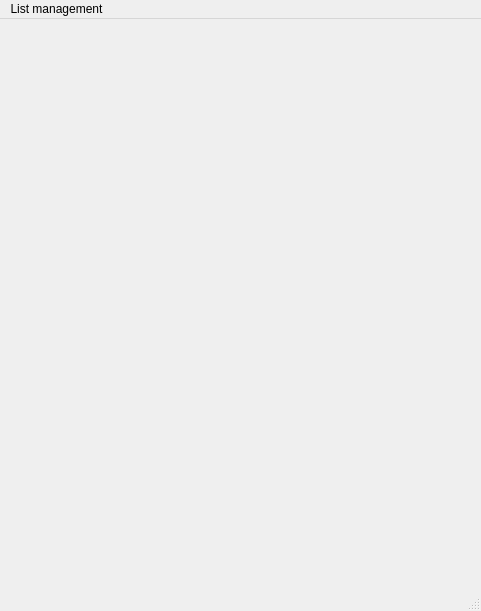
Old version of the form ui/recipeBookUI.ui in the repository briancousins/RecipeBook.
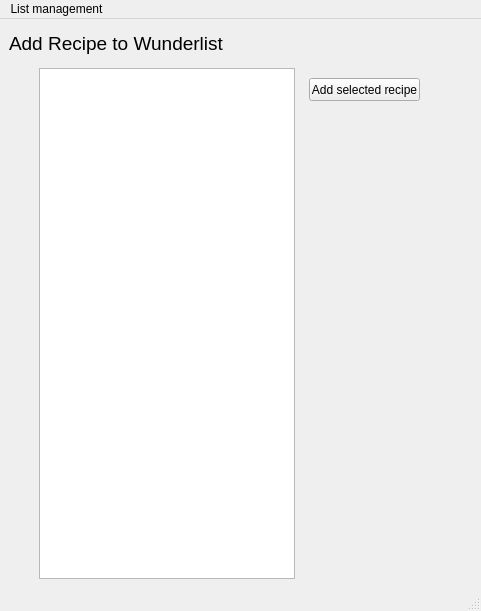
New version of the form. The open tabs and pages were chosen to show the change.

```diff
--- a/ui/recipeBookUI.ui
+++ b/ui/recipeBookUI.ui
@@ -141,7 +141,49 @@
         </property>
        </widget>
       </widget>
-      <widget class="QWidget" name="pageAddRecipe"/>
+      <widget class="QWidget" name="pageAddRecipe">
+       <widget class="QListWidget" name="QlistRecipes">
+        <property name="geometry">
+         <rect>
+          <x>30</x>
+          <y>40</y>
+          <width>256</width>
+          <height>511</height>
+         </rect>
+        </property>
+       </widget>
+       <widget class="QPushButton" name="QbuttonAddRecipe">
+        <property name="geometry">
+         <rect>
+          <x>300</x>
+          <y>50</y>
+          <width>111</width>
+          <height>23</height>
+         </rect>
+        </property>
+        <property name="text">
+         <string>Add selected recipe</string>
+        </property>
+       </widget>
+       <widget class="QLabel" name="QlabelMissing_ingredient_title_3">
+        <property name="geometry">
+         <rect>
+          <x>0</x>
+          <y>0</y>
+          <width>321</width>
+          <height>31</height>
+         </rect>
+        </property>
+        <property name="font">
+         <font>
+          <pointsize>14</pointsize>
+         </font>
+        </property>
+        <property name="text">
+         <string>Add Recipe to Wunderlist</string>
+        </property>
+       </widget>
+      </widget>
      </widget>
     </item>
    </layout>
```
Left out of the diff: 7 changed lines with no effect on the pictures.
